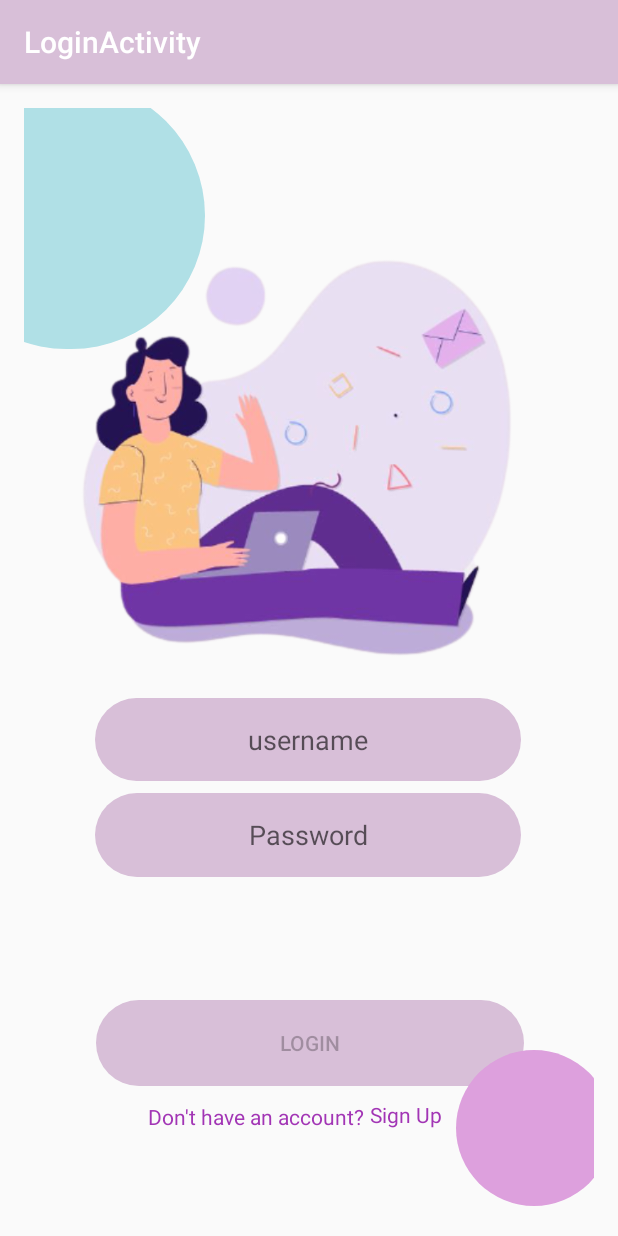
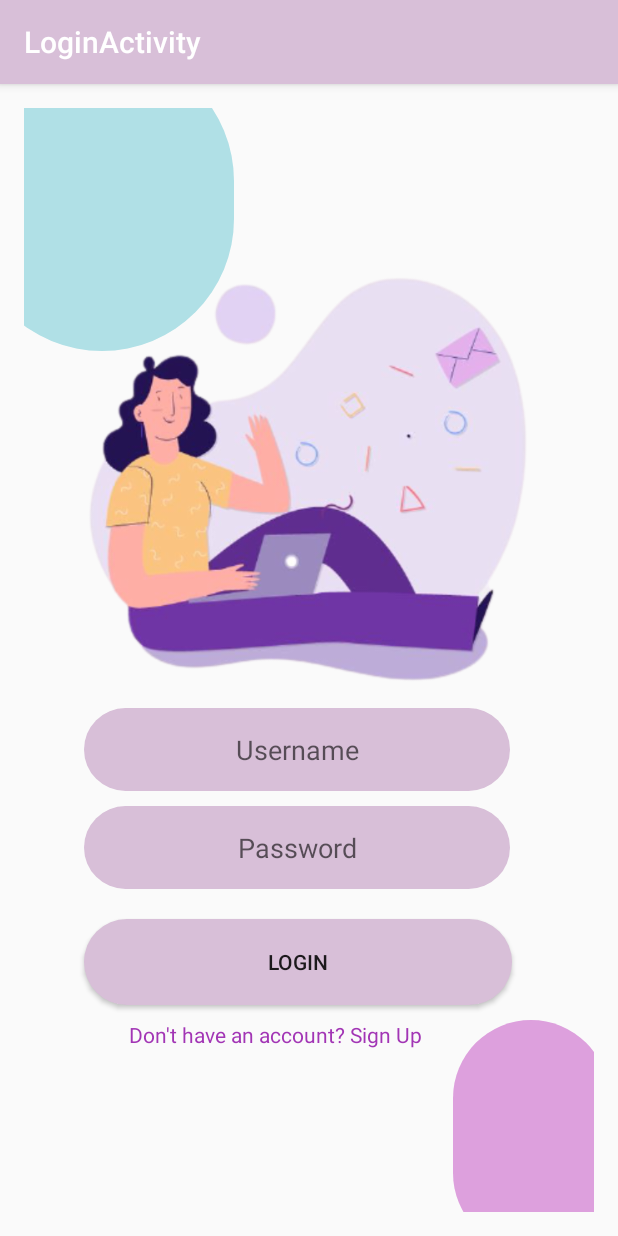
Before and after one commit to DinaAljutayli/OnlineCourse, an Android app: the LoginActivity screen opened directly, with no data from a screen before it, on a phone screen of 412 x 824 dp. Run offline under Robolectric (Android 15) with nearby library versions, the light colour scheme and no system bars.

Commit message:
Login and Sign up configured

```diff
--- a/app/src/main/java/com/example/onlinecourse/DatabaseHelper.java
+++ b/app/src/main/java/com/example/onlinecourse/DatabaseHelper.java
@@ -14,7 +14,7 @@ public class DatabaseHelper extends SQLiteOpenHelper {
 
 
     private static final String DATABASE_NAME = "StudentTeacher.db";
-    private static final int DATABASE_VERSION = 1;
+    private static final int DATABASE_VERSION = 2;
     private static final String TABLE_STUDENT = "student";
     private static final String TABLE_TEACHER = "teacher";
 
@@ -46,7 +46,7 @@ public class DatabaseHelper extends SQLiteOpenHelper {
     @Override
     public void onCreate(SQLiteDatabase db) {
 
-     final String queyStudent = "CREATE TABLE " + TABLE_STUDENT + " ("+
+     final String queryStudent = "CREATE TABLE " + TABLE_STUDENT + " ("+
              COL_STUDENT_ID + " TEXT PRIMARY KEY, "+
              COL_STUDENT_NAME + " TEXT, " +
              COL_STUDENT_PASSWORD + " TEXT, " +
@@ -55,17 +55,15 @@ public class DatabaseHelper extends SQLiteOpenHelper {
              COL_STUDENT_LEVEL + " TEXT);";
 
 
-     db.execSQL(queyStudent);
+     final String queryTeacher = "CREATE TABLE " + TABLE_TEACHER + " (" +
+             COL_TEACHER_ID + " TEXT PRIMARY KEY, "+
+             COL_TEACHER_NAME + " TEXT, " +
+             COL_TEACHER_PASSWORD + " TEXT, "+
+             COL_TEACHER_USERNAME + " TEXT, "+
+             COL_TEACHER_DEPARTMENT + " TEXT, "+
+             COL_TEACHER_EMAIL + " TEXT);";
 
-        final String queryTeacher = "CREATE TABLE " + TABLE_TEACHER + " ("+
-                COL_TEACHER_ID + " TEXT PRIMARY KEY, "+
-                COL_TEACHER_NAME + " TEXT, " +
-                COL_TEACHER_PASSWORD + " TEXT, " +
-                COL_TEACHER_USERNAME + " TEXT, " +
-                COL_TEACHER_DEPARTMENT + " TEXT, " +
-                COL_TEACHER_EMAIL + " TEXT);";
-
-
+        db.execSQL(queryStudent);
         db.execSQL(queryTeacher);
 
 
@@ -74,7 +72,8 @@ public class DatabaseHelper extends SQLiteOpenHelper {
     @Override
     public void onUpgrade(SQLiteDatabase db, int i, int i1) {
 
-        db.execSQL("DROP TABLE IF EXISTS "+ TABLE_STUDENT);
+        db.execSQL("DROP TABLE IF EXISTS " + TABLE_STUDENT);
+        db.execSQL("DROP TABLE IF EXISTS " + TABLE_TEACHER);
         onCreate(db);
     }
 
@@ -136,7 +135,24 @@ public class DatabaseHelper extends SQLiteOpenHelper {
         else
             return false;
 
+    }
 
+
+    public boolean checkTeacher(String username, String password)
+    {
+        SQLiteDatabase db = this.getReadableDatabase();
+        String [] columns = {COL_TEACHER_USERNAME};
+        String selection = COL_TEACHER_USERNAME + "=?" + " and " + COL_TEACHER_PASSWORD + "=?";
+        String [] selectionArgs = {username,password};
+        Cursor cursor = db.query(TABLE_TEACHER,columns,selection,selectionArgs,null,null,null);
+        int count = cursor.getCount();
+        cursor.close();
+        db.close();
+
+        if(count>0)
+            return true;
+        else
+            return false;
 
     }
 
--- a/app/src/main/java/com/example/onlinecourse/SignUp_Student.java
+++ b/app/src/main/java/com/example/onlinecourse/SignUp_Student.java
@@ -7,9 +7,9 @@ import android.os.Bundle;
 import android.view.View;
 import android.widget.Button;
 import android.widget.EditText;
-import android.widget.RadioButton;
-import android.widget.RadioGroup;
 import android.widget.Toast;
+
+import com.example.onlinecourse.ui.login.LoginActivity;
 
 public class SignUp_Student extends AppCompatActivity {
     DatabaseHelper db;
@@ -33,7 +33,7 @@ public class SignUp_Student extends AppCompatActivity {
         StudentID_PlaneText = findViewById(R.id.StudentID_PlaneText);
         Password_Text = findViewById(R.id.Password_Text);
 
-        SignUp_Button = findViewById(R.id.SignUp_Button);
+        SignUp_Button = findViewById(R.id.SignUp_Teacher_Button);
 
         SignUp_Button.setOnClickListener(new View.OnClickListener() {
             @Override
@@ -46,9 +46,18 @@ public class SignUp_Student extends AppCompatActivity {
                 String password = Password_Text.getText().toString().trim();
                 String username = userName_Planetext.getText().toString().trim();
 
-                db.addStudent(id,level,department,fullName,password,username);
+               long val = db.addStudent(id,level,department,fullName,password,username);
 
-                Toast.makeText(SignUp_Student.this, "Sign Up successfully ! ",  Toast.LENGTH_SHORT).show();
+                if(val>0) {
+
+                    Toast.makeText(SignUp_Student.this, "Sign Up successfully ! ", Toast.LENGTH_SHORT).show();
+                    Intent loginIntent = new Intent(SignUp_Student.this, LoginActivity.class);
+                    startActivity(loginIntent);
+                }
+                else {
+                    Toast.makeText(SignUp_Student.this, "Not registered, Please sign up", Toast.LENGTH_SHORT).show();
+
+                }
 
             }
         });
--- a/app/src/main/java/com/example/onlinecourse/SignUp_Teacher.java
+++ b/app/src/main/java/com/example/onlinecourse/SignUp_Teacher.java
@@ -2,15 +2,20 @@ package com.example.onlinecourse;
 
 import androidx.appcompat.app.AppCompatActivity;
 
+import android.content.Intent;
 import android.os.Bundle;
+import android.view.View;
 import android.widget.Button;
 import android.widget.EditText;
+import android.widget.Toast;
+
+import com.example.onlinecourse.ui.login.LoginActivity;
 
 public class SignUp_Teacher extends AppCompatActivity {
 
     DatabaseHelper db;
     EditText FullName_Teacher_PlaneText , userName_Teacher_PlaneText, Department_Teacher_PlaneText,FaculityID_PlaneText, Password_Teacher_Text,Email_Teacher_PlaneText;
-    Button SignUp_Button;
+    Button SignUp_Teacher_Button;
 
     @Override
     protected void onCreate(Bundle savedInstanceState) {
@@ -26,6 +31,36 @@ public class SignUp_Teacher extends AppCompatActivity {
         Password_Teacher_Text = findViewById(R.id.Password_Teacher_Text);
         Email_Teacher_PlaneText = findViewById(R.id.Email_Teacher_Planetext);
 
+        SignUp_Teacher_Button = findViewById(R.id.SignUp_Teacher_Button);
+
+
+
+        SignUp_Teacher_Button.setOnClickListener(new View.OnClickListener() {
+            @Override
+            public void onClick(View view) {
+
+                String name = FullName_Teacher_PlaneText.getText().toString();
+                String username = userName_Teacher_PlaneText.getText().toString().trim();
+                String department = Department_Teacher_PlaneText.getText().toString().trim();
+                String id = FaculityID_PlaneText.getText().toString().trim();
+                String password = Password_Teacher_Text.getText().toString().trim();
+                String email = Email_Teacher_PlaneText.getText().toString().trim();
+
+
+
+               long val = db.addTeacher(id,email,department,name,password,username);
+               if(val>0) {
+
+                   Toast.makeText(SignUp_Teacher.this, "Sign Up successfully ! ", Toast.LENGTH_SHORT).show();
+                   Intent loginIntent = new Intent(SignUp_Teacher.this, LoginActivity.class);
+                   startActivity(loginIntent);
+               }
+               else {
+                   Toast.makeText(SignUp_Teacher.this, "Not registered, Please sign up", Toast.LENGTH_SHORT).show();
+
+               }
+            }
+        });
 
 
     }
--- a/app/src/main/java/com/example/onlinecourse/ui/login/LoginActivity.java
+++ b/app/src/main/java/com/example/onlinecourse/ui/login/LoginActivity.java
@@ -1,5 +1,6 @@
 package com.example.onlinecourse.ui.login;
 
+import android.content.Intent;
 import android.os.Bundle;
 
 import androidx.appcompat.app.AppCompatActivity;
@@ -8,12 +9,17 @@ import android.view.View;
 import android.widget.Button;
 import android.widget.EditText;
 import android.widget.TextView;
+import android.widget.Toast;
 
+import com.example.onlinecourse.CourseInformation;
+import com.example.onlinecourse.DatabaseHelper;
 import com.example.onlinecourse.R;
+import com.example.onlinecourse.Student_Info;
 
 public class LoginActivity extends AppCompatActivity {
 
 
+    DatabaseHelper db;
     EditText username_editext_login;
     EditText password_editext_login;
     TextView signUp_textview;
@@ -24,27 +30,48 @@ public class LoginActivity extends AppCompatActivity {
         super.onCreate(savedInstanceState);
         setContentView(R.layout.activity_login);
 
+        db = new DatabaseHelper(this);
+
 
         username_editext_login = findViewById(R.id.username_editext_login);
         password_editext_login = findViewById(R.id.password_editext_login);
         signUp_textview = findViewById(R.id.signUp_textview);
         loginbutton = findViewById(R.id.login_button);
 
-        signUp_textview.setOnClickListener(new View.OnClickListener() {
+
+
+        loginbutton.setOnClickListener(new View.OnClickListener() {
             @Override
             public void onClick(View view) {
 
                 String user = username_editext_login.getText().toString().trim();
                 String password = password_editext_login.getText().toString().trim();
-             //   Boolean res = db.checkUser(user, password);
 
-              /*  if (res == true) {
+                boolean res1 = db.checkStudent(user, password);
+                boolean res2 = db.checkTeacher(user,password);
 
-                } else {
+                if (res1)
+                {
+                    Intent courseIntent = new Intent(LoginActivity.this , CourseInformation.class);
+                    courseIntent.putExtra("student_username" , user);
+                    startActivity(courseIntent);
 
-                }*/
+
+                } else if(res2)
+                {
+
+                    Intent studentInfoIntent = new Intent(LoginActivity.this, Student_Info.class);
+                    startActivity(studentInfoIntent);
+
+                }
+
+                else
+                    Toast.makeText(LoginActivity.this, "Not register, Please Sign up", Toast.LENGTH_SHORT).show();
             }
+        });
 
-        });
+        }
+
+
+
     }
-}
--- a/app/src/main/res/layout/activity_login.xml
+++ b/app/src/main/res/layout/activity_login.xml
@@ -1,5 +1,5 @@
 <?xml version="1.0" encoding="utf-8"?>
-<androidx.constraintlayout.widget.ConstraintLayout xmlns:android="http://schemas.android.com/apk/res/android"
+<RelativeLayout xmlns:android="http://schemas.android.com/apk/res/android"
     xmlns:app="http://schemas.android.com/apk/res-auto"
     xmlns:tools="http://schemas.android.com/tools"
     android:id="@+id/container"
@@ -12,138 +12,117 @@
 
     tools:context=".ui.login.LoginActivity">
 
+    <ImageView
+        android:id="@+id/imageView8"
+        android:layout_width="151dp"
+        android:layout_height="165dp"
+        android:layout_alignParentStart="true"
+        android:layout_alignParentLeft="true"
+        android:layout_alignParentTop="true"
+        android:layout_alignParentEnd="true"
+        android:layout_alignParentRight="true"
+        android:layout_alignParentBottom="true"
+        android:layout_marginStart="286dp"
+        android:layout_marginLeft="286dp"
+        android:layout_marginTop="608dp"
+        android:layout_marginEnd="-10dp"
+        android:layout_marginRight="-10dp"
+        android:layout_marginBottom="-26dp"
+        android:contentDescription="TODO"
+        app:layout_constraintStart_toStartOf="parent"
+        app:layout_constraintTop_toTopOf="parent"
+        app:srcCompat="@drawable/circle_purpule" />
+
+
+    <ImageView
+        android:id="@+id/imageView7"
+        android:layout_width="191dp"
+        android:layout_height="179dp"
+        android:layout_alignParentStart="true"
+        android:layout_alignParentLeft="true"
+        android:layout_alignParentTop="true"
+        android:layout_alignParentEnd="true"
+        android:layout_alignParentRight="true"
+        android:layout_alignParentBottom="true"
+        android:layout_marginStart="-36dp"
+        android:layout_marginLeft="-36dp"
+        android:layout_marginTop="-39dp"
+        android:layout_marginEnd="240dp"
+        android:layout_marginRight="240dp"
+        android:layout_marginBottom="574dp"
+        android:contentDescription="TODO"
+        app:layout_constraintBottom_toBottomOf="parent"
+        app:layout_constraintEnd_toEndOf="parent"
+        app:srcCompat="@drawable/circle_blue" />
+
+    <ImageView
+        android:id="@+id/imageView6"
+        android:layout_width="295dp"
+        android:layout_height="298dp"
+        android:layout_marginStart="41dp"
+        android:layout_marginLeft="41dp"
+        android:layout_marginTop="100dp"
+        android:layout_marginEnd="20dp"
+        android:layout_marginRight="20dp"
+        android:contentDescription="TODO"
+        app:layout_constraintEnd_toEndOf="parent"
+        app:layout_constraintHorizontal_bias="0.375"
+        app:layout_constraintStart_toStartOf="parent"
+        app:layout_constraintTop_toTopOf="parent"
+        app:srcCompat="@drawable/login" />
+
+
     <EditText
         android:id="@+id/username_editext_login"
         android:layout_width="284dp"
         android:layout_height="55dp"
-        android:layout_marginStart="24dp"
-        android:layout_marginTop="24dp"
-        android:layout_marginEnd="24dp"
-        android:autofillHints=""
+        android:layout_marginStart="40dp"
+        android:layout_marginLeft="40dp"
+        android:layout_marginTop="400dp"
         android:background="@drawable/circle"
         android:gravity="center"
-        android:hint="@string/prompt_email"
-        android:inputType="textEmailAddress"
-        android:selectAllOnFocus="true"
-        app:layout_constraintEnd_toEndOf="parent"
-        app:layout_constraintHorizontal_bias="0.493"
-        app:layout_constraintStart_toStartOf="parent"
-        app:layout_constraintTop_toBottomOf="@+id/imageView6" />
+        android:hint="@string/username"
+        app:layout_constraintHorizontal_bias="0.493" />
 
     <EditText
         android:id="@+id/password_editext_login"
+        android:layout_below="@id/username_editext_login"
         android:layout_width="284dp"
-        android:layout_height="56dp"
-        android:layout_marginStart="24dp"
-        android:layout_marginTop="8dp"
-        android:layout_marginEnd="24dp"
+        android:layout_height="55dp"
+        android:layout_marginStart="40dp"
+        android:layout_marginLeft="40dp"
+        android:layout_marginTop="10dp"
         android:background="@drawable/circle"
         android:gravity="center"
-        android:hint="@string/prompt_password"
-        android:imeActionLabel="@string/action_sign_in_short"
-        android:imeOptions="actionDone"
-        android:inputType="textPassword"
-        android:selectAllOnFocus="true"
-        app:layout_constraintEnd_toEndOf="parent"
-        app:layout_constraintHorizontal_bias="0.493"
-        app:layout_constraintStart_toStartOf="parent"
-        app:layout_constraintTop_toBottomOf="@+id/username_editext_login"
-        android:autofillHints="" />
+        android:hint="@string/password"
+        app:layout_constraintHorizontal_bias="0.493" />
 
     <Button
         android:id="@+id/login_button"
         android:layout_width="285dp"
         android:layout_height="57dp"
+        android:layout_below="@id/password_editext_login"
         android:layout_gravity="start"
-        android:layout_marginStart="84dp"
-        android:layout_marginLeft="84dp"
-        android:layout_marginEnd="90dp"
-        android:layout_marginRight="90dp"
-        android:layout_marginBottom="84dp"
+        android:layout_marginStart="40dp"
+        android:layout_marginLeft="40dp"
+        android:layout_marginTop="20dp"
         android:background="@drawable/circle"
-        android:enabled="false"
-        android:text="@string/action_sign_in"
-        app:layout_constraintBottom_toBottomOf="parent"
-        app:layout_constraintEnd_toEndOf="parent"
-        app:layout_constraintHorizontal_bias="0.458"
-        app:layout_constraintStart_toStartOf="parent" />
-
-    <ProgressBar
-        android:id="@+id/loading"
-        android:layout_width="wrap_content"
-        android:layout_height="wrap_content"
-        android:layout_gravity="center"
-        android:layout_marginStart="32dp"
-        android:layout_marginTop="64dp"
-        android:layout_marginEnd="32dp"
-        android:layout_marginBottom="64dp"
-        android:visibility="gone"
-        app:layout_constraintBottom_toBottomOf="parent"
-        app:layout_constraintEnd_toEndOf="@+id/password_editext_login"
-        app:layout_constraintStart_toStartOf="@+id/password_editext_login"
-        app:layout_constraintTop_toTopOf="parent"
-        app:layout_constraintVertical_bias="0.3" />
-
-    <TextView
-        android:id="@+id/NoAccount_textView"
-        android:layout_width="176dp"
-        android:layout_height="29dp"
-        android:layout_marginBottom="44dp"
-        android:text="@string/don_t_have_an_account"
-        android:textColor="#A235B5"
-        app:layout_constraintBottom_toBottomOf="parent"
-        app:layout_constraintEnd_toEndOf="parent"
-        app:layout_constraintHorizontal_bias="0.404"
-        app:layout_constraintStart_toStartOf="parent" />
+        android:text="@string/action_sign_in" />
 
     <TextView
         android:id="@+id/signUp_textview"
-        android:layout_width="81dp"
-        android:layout_height="25dp"
-        android:layout_marginTop="19dp"
-        android:layout_marginBottom="60dp"
+        android:layout_below="@id/login_button"
+        android:layout_marginTop="10dp"
+        android:layout_marginLeft="70dp"
+        android:layout_width="295dp"
+        android:layout_height="38dp"
         android:text="@string/sign_up"
         android:textColor="#A235B5"
-        app:layout_constraintBottom_toBottomOf="parent"
-        app:layout_constraintEnd_toEndOf="parent"
-        app:layout_constraintHorizontal_bias="0.772"
         app:layout_constraintStart_toStartOf="parent"
-        app:layout_constraintTop_toBottomOf="@+id/login_button" />
+        app:layout_constraintTop_toBottomOf="@+id/login_button"
+        android:layout_marginStart="70dp" />
 
-    <ImageView
-        android:id="@+id/imageView6"
-        android:layout_width="315dp"
-        android:layout_height="269dp"
-        android:layout_marginTop="100dp"
-        app:layout_constraintEnd_toEndOf="parent"
-        app:layout_constraintHorizontal_bias="0.375"
-        app:layout_constraintStart_toStartOf="parent"
-        app:layout_constraintTop_toTopOf="parent"
-        app:srcCompat="@drawable/login"
-        android:contentDescription="TODO" />
 
-    <ImageView
-        android:id="@+id/imageView7"
-        android:layout_width="181dp"
-        android:layout_height="178dp"
-        android:layout_marginEnd="260dp"
-        android:layout_marginRight="260dp"
-        android:layout_marginBottom="576dp"
-        app:layout_constraintBottom_toBottomOf="parent"
-        app:layout_constraintEnd_toEndOf="parent"
-        app:srcCompat="@drawable/circle_blue"
-        android:contentDescription="TODO" />
 
-    <ImageView
-        android:id="@+id/imageView8"
-        android:layout_width="104dp"
-        android:layout_height="104dp"
-        android:layout_marginStart="288dp"
-        android:layout_marginLeft="288dp"
-        android:layout_marginTop="628dp"
-        app:layout_constraintStart_toStartOf="parent"
-        app:layout_constraintTop_toTopOf="parent"
-        app:srcCompat="@drawable/circle_purpule"
-        android:contentDescription="TODO" />
 
-</androidx.constraintlayout.widget.ConstraintLayout>
+</RelativeLayout>
--- a/app/src/main/res/layout/activity_sign_up__student.xml
+++ b/app/src/main/res/layout/activity_sign_up__student.xml
@@ -121,7 +121,7 @@
         android:layout_marginStart="20dp" />
 
     <Button
-        android:id="@+id/SignUp_Button"
+        android:id="@+id/SignUp_Teacher_Button"
         android:layout_width="308dp"
         android:layout_height="48dp"
         android:layout_below="@id/imageView12"
--- a/app/src/main/res/layout/activity_sign_up__teacher.xml
+++ b/app/src/main/res/layout/activity_sign_up__teacher.xml
@@ -122,7 +122,7 @@
 
 
     <Button
-        android:id="@+id/SignUp_Button"
+        android:id="@+id/SignUp_Teacher_Button"
         android:layout_width="308dp"
         android:layout_height="48dp"
         android:layout_below="@id/imageView12"
--- a/app/src/main/res/values/strings.xml
+++ b/app/src/main/res/values/strings.xml
@@ -18,7 +18,7 @@
     <string name="teacher">Teacher</string>
     <string name="student">Student</string>
     <string name="don_t_have_an_account">Don\'t have an account?</string>
-    <string name="sign_up">Sign Up</string>
+    <string name="sign_up">Don\'t have an account? Sign Up</string>
     <string name="login">LOGIN</string>
     <string name="faculityid">FaculityID</string>
     <string name="studentspic">StudentsPic</string>
```
